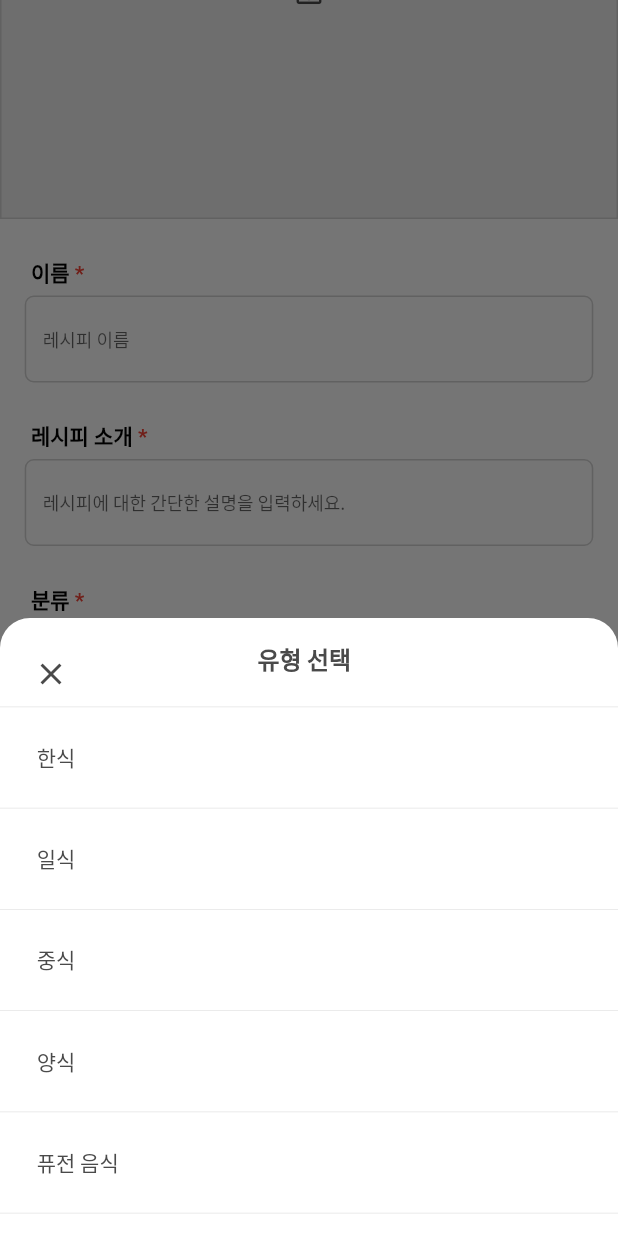
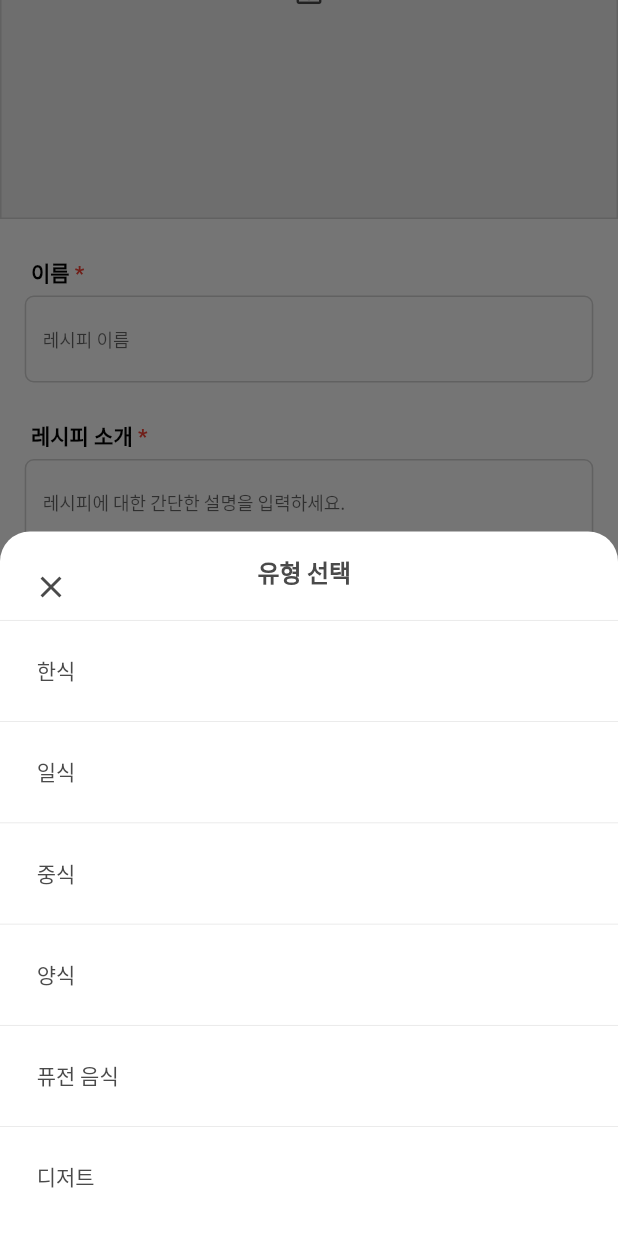
Before and after one commit to sunha12/refrigerator_recipe, a Flutter app: the RecipeRegistrationPage screen opened directly, scrolled down 210 dp, after a tap on "유형을 선택해주세요.", on a phone screen of 412 x 824 dp. Run offline on Flutter 3.47's test engine with Material 2 defaults, Android fonts, the phone set to English and light mode, and no system bars; our stand-ins replace device_info_plus, device_preview, flutter_svg, get, shared_preferences, table_calendar; missing offline and left inert: moment_dart; accounts and stored records are empty; project files that could hold a hidden picture were left out.

Commit message:
sunny 24.03.05

```diff
--- a/lib/screens/mypage_recipe_registration_screens.dart
+++ b/lib/screens/mypage_recipe_registration_screens.dart
@@ -164,8 +164,8 @@ class _RecipeRegistrationPageState extends State<RecipeRegistrationPage> {
                       context: context,
                       builder: (BuildContext context) {
                         return SizedBox(
-                          height: MediaHeight(context, 0.5),
-                          child: buildImageUploader(),
+                          height: MediaHeight(context, 0.57),
+                          child: ClassButtonWidgets(),
                         );
                       },
                     );
--- a/lib/widgets/button_widgets.dart
+++ b/lib/widgets/button_widgets.dart
@@ -988,3 +988,93 @@ class _TypeButtonWidgetsState extends State<TypeButtonWidgets> {
     );
   }
 }
+
+//분류 선택
+class ClassButtonWidgets extends StatelessWidget {
+  const ClassButtonWidgets({
+    super.key,
+  });
+
+  @override
+  Widget build(BuildContext context) {
+    return Align(
+      alignment: Alignment.bottomCenter,
+      child: Container(
+        height: MediaHeight(context, 0.57),
+        decoration: ShapeDecoration(
+          color: Colors.white,
+          shape: RoundedRectangleBorder(
+            borderRadius: BorderRadius.only(
+              topLeft: Radius.circular(20.0),
+              topRight: Radius.circular(20.0),
+            ),
+          ),
+        ),
+        child: Column(
+          mainAxisSize: MainAxisSize.min,
+          crossAxisAlignment: CrossAxisAlignment.start,
+          children: <Widget>[
+            Row(
+              mainAxisAlignment: MainAxisAlignment.start,
+              children: [
+                IconButton(
+                  padding: EdgeInsets.only(top: 15, left: 20),
+                  onPressed: () {
+                    Navigator.pop(context);
+                  },
+                  icon: Icon(
+                    Icons.close,
+                    color: AppTheme.gray_4A,
+                  ),
+                ),
+                Padding(
+                  padding: EdgeInsets.only(
+                      top: 15, left: MediaWidth(context, 0.3), bottom: 20),
+                  child: Text(
+                    '유형 선택',
+                    style: TextStyle(
+                      fontSize: 16,
+                      color: AppTheme.gray_4A,
+                      fontWeight: FontWeight.bold,
+                    ),
+                    textAlign: TextAlign.center,
+                  ),
+                ),
+              ],
+            ),
+            TextButtonNotBorderWidgets(
+              onPressed: () {},
+              buttonText: '한식',
+              icon: '',
+            ),
+            TextButtonNotBorderWidgets(
+              onPressed: () {},
+              buttonText: '일식',
+              icon: '',
+            ),
+            TextButtonNotBorderWidgets(
+              onPressed: () {},
+              buttonText: '중식',
+              icon: '',
+            ),
+            TextButtonNotBorderWidgets(
+              onPressed: () {},
+              buttonText: '양식',
+              icon: '',
+            ),
+            TextButtonNotBorderWidgets(
+              onPressed: () {},
+              buttonText: '퓨전 음식',
+              icon: '',
+            ),
+            TextButtonNotBorderWidgets(
+              onPressed: () {},
+              buttonText: '디저트',
+              icon: '',
+            ),
+          ],
+        ),
+      ),
+    );
+  }
+}
```
Also changed, not shown: lib/main.dart (+6 -6 lines), lib/screens/add_ingredient_screens.dart (+38 -0 lines), lib/screens/ingredient_screens.dart (+38 -0 lines).
